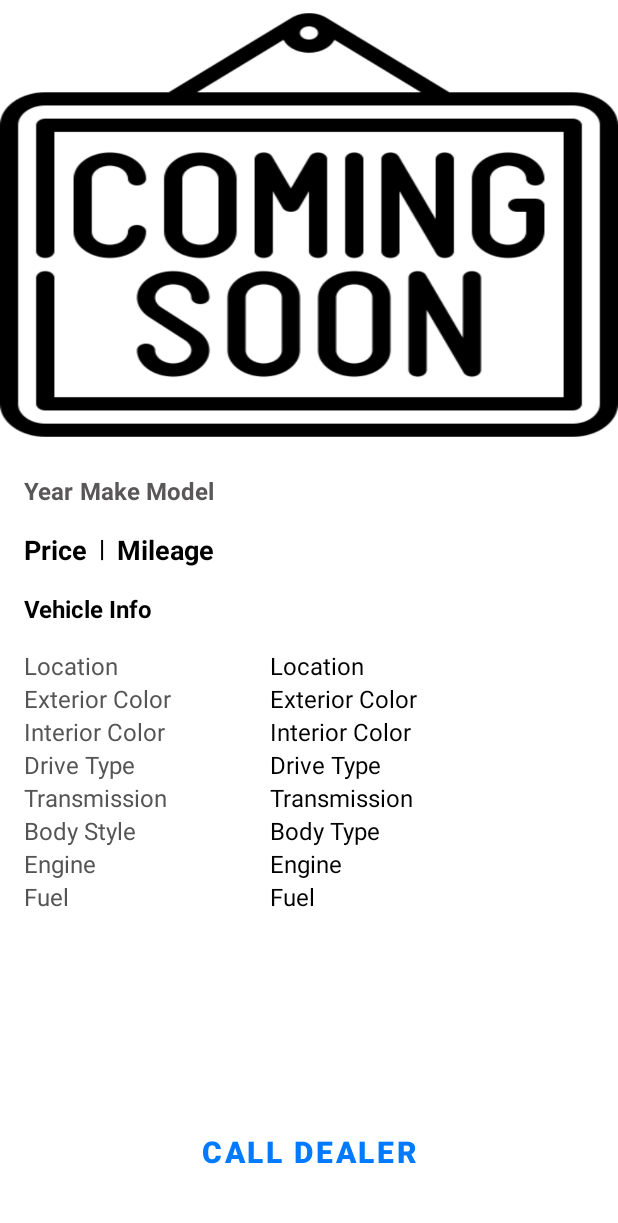
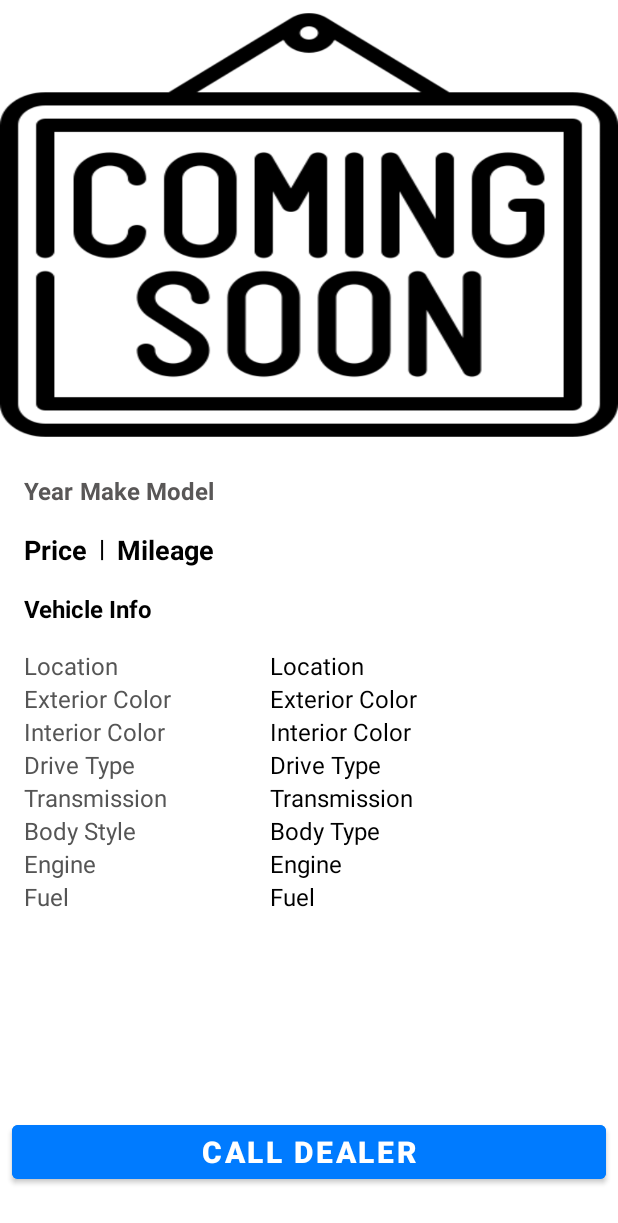
Before and after one commit to ttyylleerr27/CarFaxApp, an Android app: the layout detailed_listing_fragment.xml on its own in the app's theme, with its tools: preview values and no code run, on a phone screen of 412 x 824 dp. Shown: the top 1223 px of the screen. Run offline under Robolectric (Android 15) with nearby library versions, the phone set to English and light mode, and no system bars; network calls fail.

Commit message:
Cleaned up some code; Added important comments; Added action bar

```diff
--- a/app/build.gradle
+++ b/app/build.gradle
@@ -70,4 +70,7 @@ dependencies {
     kapt 'androidx.room:room-compiler:2.4.2'
     implementation 'androidx.room:room-rxjava2:2.4.2'
 
+    implementation("androidx.work:work-runtime-ktx:2.7.1")
+    implementation("androidx.work:work-rxjava2:2.7.1")
+
 }
--- a/app/src/main/AndroidManifest.xml
+++ b/app/src/main/AndroidManifest.xml
@@ -15,7 +15,7 @@
             android:name=".MainActivity"
             android:exported="true"
             android:label="@string/app_name"
-            android:theme="@style/Theme.CarFaxApp.NoActionBar">
+            android:theme="@style/Theme.CarFaxApp">
             <intent-filter>
                 <action android:name="android.intent.action.MAIN" />
 
--- a/app/src/main/java/com/example/carfaxapp/database/TypeConverter.kt
+++ b/app/src/main/java/com/example/carfaxapp/database/TypeConverter.kt
@@ -4,6 +4,9 @@ import androidx.room.TypeConverter
 import com.example.carfaxapp.network.ListInfo
 import com.google.gson.Gson
 
+/**
+ * Type Converter to give RoomDb data that it can handle/understand. Converts list -> string
+ */
 class TypeConverter {
     @TypeConverter
     fun listToJsonString(value : List<ListInfo>?): String = Gson().toJson(value)
--- a/app/src/main/res/layout/detailed_listing_fragment.xml
+++ b/app/src/main/res/layout/detailed_listing_fragment.xml
@@ -293,9 +293,9 @@
         android:layout_marginStart="8dp"
         android:layout_marginEnd="8dp"
         android:layout_marginBottom="32dp"
-        android:background="@android:color/transparent"
+        android:backgroundTint="#007BFF"
         android:text="Call Dealer"
-        android:textColor="#007BFF"
+        android:textColor="#FFFFFF"
         android:textSize="20sp"
         android:textStyle="bold"
         app:layout_constraintBottom_toBottomOf="parent"
--- a/app/src/main/res/navigation/nav_graph.xml
+++ b/app/src/main/res/navigation/nav_graph.xml
@@ -16,9 +16,13 @@
     <fragment
         android:id="@+id/detailedListingFragment"
         android:name="com.example.carfaxapp.fragments.DetailedListingFragment"
-        android:label="DetailedListingFragment" >
+        android:label="DetailedListingFragment"
+        tools:layout="@layout/detailed_listing_fragment">
         <argument
             android:name="listing"
             app:argType="com.example.carfaxapp.network.ListInfo" />
+        <action
+            android:id="@+id/action_detailedListingFragment_to_landingPageFragment2"
+            app:destination="@id/landingPageFragment" />
     </fragment>
 </navigation>
--- a/app/src/main/res/values/strings.xml
+++ b/app/src/main/res/values/strings.xml
@@ -6,7 +6,4 @@
     <string name="second_fragment_label">Second Fragment</string>
     <string name="next">Next</string>
     <string name="previous">Previous</string>
-
-    <string name="hello_first_fragment">Hello first fragment</string>
-    <string name="hello_second_fragment">Hello second fragment. Arg: %1$s</string>
 </resources>
--- a/app/src/main/res/values/themes.xml
+++ b/app/src/main/res/values/themes.xml
@@ -2,8 +2,8 @@
     <!-- Base application theme. -->
     <style name="Theme.CarFaxApp" parent="Theme.MaterialComponents.DayNight.DarkActionBar">
         <!-- Primary brand color. -->
-        <item name="colorPrimary">@color/purple_500</item>
-        <item name="colorPrimaryVariant">@color/purple_700</item>
+        <item name="colorPrimary">#007BFF</item>
+        <item name="colorPrimaryVariant">@color/black</item>
         <item name="colorOnPrimary">@color/white</item>
         <!-- Secondary brand color. -->
         <item name="colorSecondary">@color/teal_200</item>
@@ -19,7 +19,7 @@
         <item name="windowNoTitle">true</item>
     </style>
 
-    <style name="Theme.CarFaxApp.AppBarOverlay" parent="ThemeOverlay.AppCompat.Dark.ActionBar" />
+    <style name="Theme.CarFaxApp.AppBarOverlay" parent="ThemeOverlay.MaterialComponents.Dark.ActionBar" />
 
     <style name="Theme.CarFaxApp.PopupOverlay" parent="ThemeOverlay.AppCompat.Light" />
 </resources>
```
Also changed, not shown: app/src/main/java/com/example/carfaxapp/adapters/CarListAdapter.kt (+8 -3 lines), app/src/main/java/com/example/carfaxapp/fragments/DetailedListingFragment.kt (+30 -10 lines), app/src/main/java/com/example/carfaxapp/fragments/LandingPageFragment.kt (+6 -5 lines), app/src/main/java/com/example/carfaxapp/viewmodels/LandingPageViewModel.kt (+17 -2 lines).
